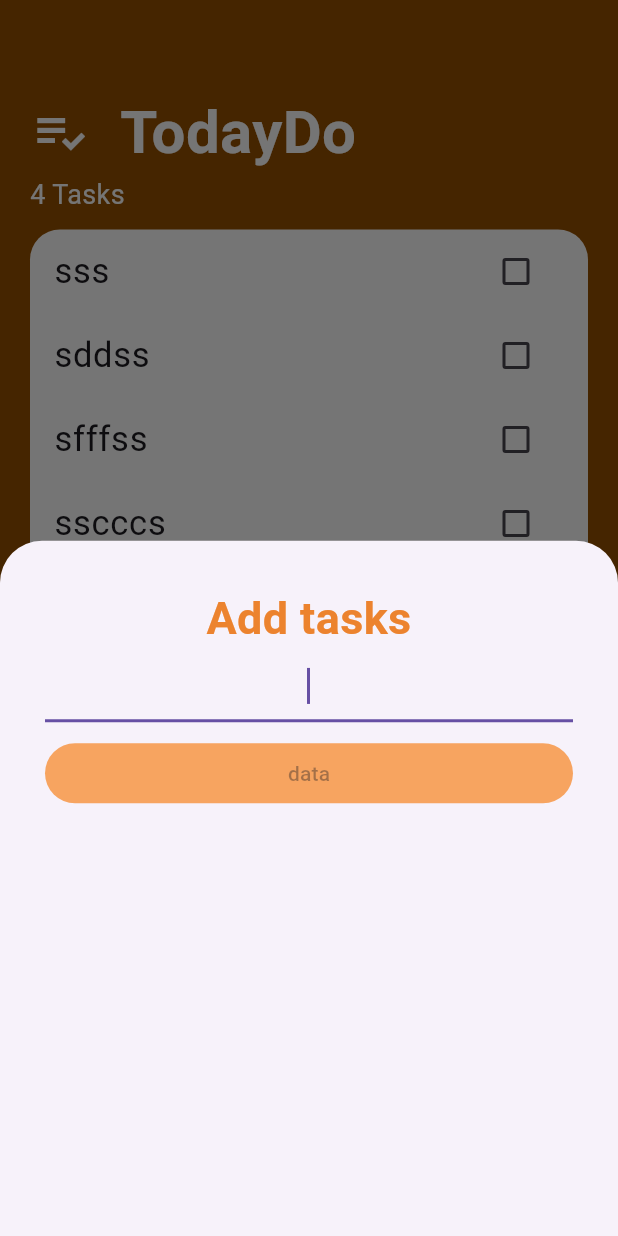
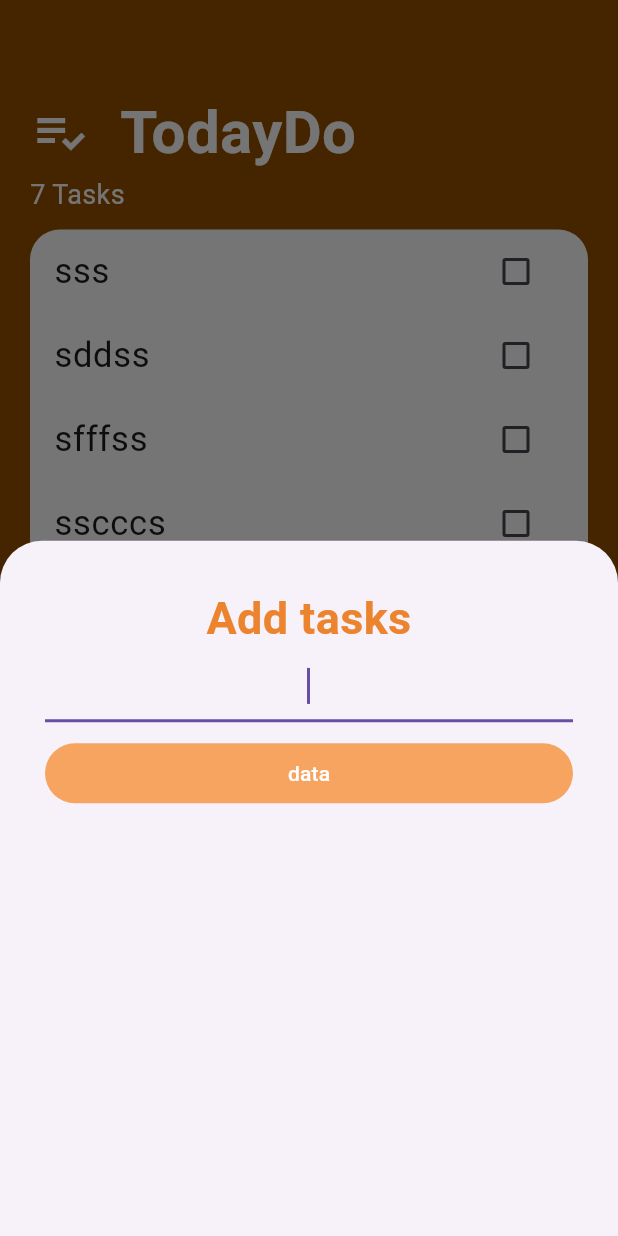
Before and after one commit to AmraniZouhir/Todo-app-Flutter, a Flutter app: the screen it shows after launch, after a tap on the "add" icon, on a phone screen of 412 x 824 dp. Run offline on Flutter 3.47's test engine with Material 3 defaults, Android fonts, the phone set to English and light mode, and no system bars.

Commit message:
add tasks whit setState

```diff
--- a/lib/Scrines/AddTasks.dart
+++ b/lib/Scrines/AddTasks.dart
@@ -1,10 +1,12 @@
 import 'package:flutter/material.dart';
 
 class AddTasks extends StatelessWidget {
-  const AddTasks({super.key});
+  final Function addTaskColback;
+  const AddTasks(this.addTaskColback);
 
   @override
   Widget build(BuildContext context) {
+    String? newTitelText;
     return Container(
       padding: EdgeInsets.all(30),
       child: Column(
@@ -16,10 +18,12 @@ class AddTasks extends StatelessWidget {
                   fontSize: 30,
                   fontWeight: FontWeight.bold,
                   color: Color.fromARGB(255, 236, 131, 46))),
-          const TextField(
-            autofocus: true,
-            textAlign: TextAlign.center,
-          ),
+          TextField(
+              autofocus: true,
+              textAlign: TextAlign.center,
+              onChanged: (newText) {
+                newTitelText = newText;
+              }),
           SizedBox(
             height: 10,
           ),
@@ -27,7 +31,9 @@ class AddTasks extends StatelessWidget {
             style: TextButton.styleFrom(
                 foregroundColor: Colors.white,
                 backgroundColor: Color.fromARGB(255, 247, 164, 96)),
-            onPressed: null,
+            onPressed: () {
+              addTaskColback(newTitelText);
+            },
             child: Text('data'),
           )
         ],
--- a/lib/Scrines/TackScrine.dart
+++ b/lib/Scrines/TackScrine.dart
@@ -30,7 +30,12 @@ class _TackScrineState extends State<TackScrine> {
           showModalBottomSheet(
               context: context,
               builder: (context) => Container(
-                    child: AddTasks(),
+                    child: AddTasks((newTitelText) {
+                      setState(() {
+                        tasks.add(Task(name: newTitelText));
+                        Navigator.pop(context);
+                      });
+                    }),
                   ));
         },
         backgroundColor: Color.fromARGB(255, 247, 164, 96),
@@ -61,9 +66,9 @@ class _TackScrineState extends State<TackScrine> {
                 )
               ],
             ),
-            const Text(
-              "4 Tasks",
-              style: TextStyle(
+            Text(
+              "${tasks.length} Tasks",
+              style: const TextStyle(
                   fontSize: 18,
                   color: Colors.white,
                   fontWeight: FontWeight.normal),
```
